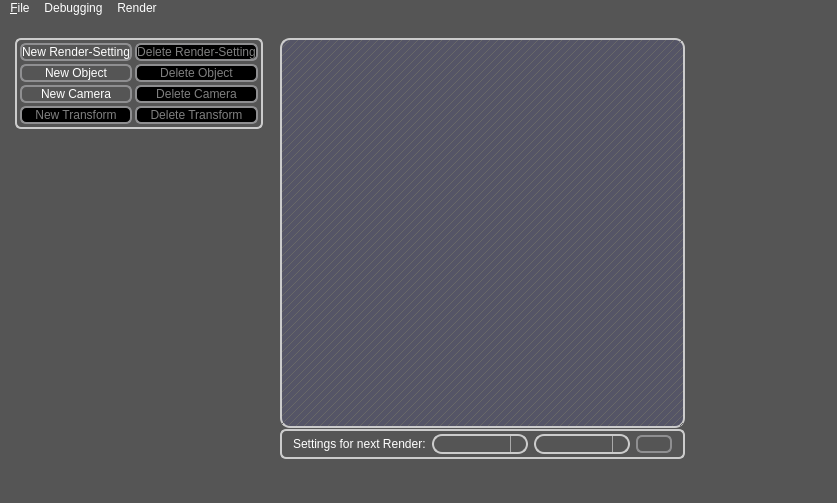
Above: qt-frontend/SimplexGui/mainwindow.ui from phresnel/picogen before the change. Below: the same form after it.
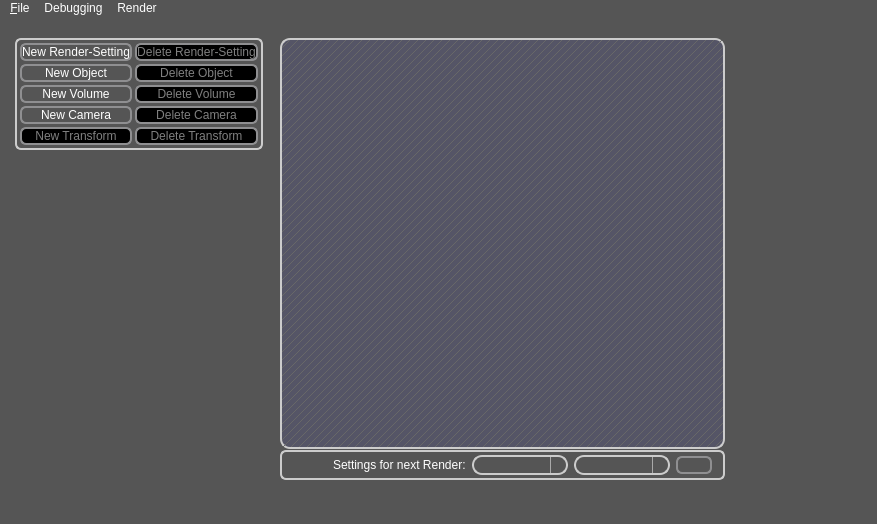
That is the form after the change. Icons and pictures are not drawn. Custom widgets are drawn as their Qt base class.

Commit message: 'add volume' / 'delete volume' buttons in SimplexGui

```diff
--- a/qt-frontend/SimplexGui/mainwindow.ui
+++ b/qt-frontend/SimplexGui/mainwindow.ui
@@ -6,8 +6,8 @@
    <rect>
     <x>0</x>
     <y>0</y>
-    <width>807</width>
-    <height>474</height>
+    <width>877</width>
+    <height>493</height>
    </rect>
   </property>
   <property name="windowTitle">
@@ -287,7 +287,7 @@
              </property>
             </widget>
            </item>
-           <item row="2" column="0">
+           <item row="4" column="0">
             <widget class="QPushButton" name="newCameraButton">
              <property name="enabled">
               <bool>true</bool>
@@ -297,7 +297,7 @@
              </property>
             </widget>
            </item>
-           <item row="2" column="1">
+           <item row="4" column="1">
             <widget class="QPushButton" name="deleteCameraButton">
              <property name="enabled">
               <bool>false</bool>
@@ -307,7 +307,7 @@
              </property>
             </widget>
            </item>
-           <item row="3" column="0">
+           <item row="5" column="0">
             <widget class="QPushButton" name="newSubTransformButton">
              <property name="enabled">
               <bool>false</bool>
@@ -317,7 +317,7 @@
              </property>
             </widget>
            </item>
-           <item row="3" column="1">
+           <item row="5" column="1">
             <widget class="QPushButton" name="deleteSubTransformButton">
              <property name="enabled">
               <bool>false</bool>
@@ -327,6 +327,26 @@
              </property>
             </widget>
            </item>
+           <item row="2" column="0">
+            <widget class="QPushButton" name="newVolumeButton">
+             <property name="enabled">
+              <bool>true</bool>
+             </property>
+             <property name="text">
+              <string>New Volume</string>
+             </property>
+            </widget>
+           </item>
+           <item row="2" column="1">
+            <widget class="QPushButton" name="deleteVolumeButton">
+             <property name="enabled">
+              <bool>false</bool>
+             </property>
+             <property name="text">
+              <string>Delete Volume</string>
+             </property>
+            </widget>
+           </item>
           </layout>
          </widget>
         </item>
@@ -484,8 +504,8 @@
     <rect>
      <x>0</x>
      <y>0</y>
-     <width>807</width>
-     <height>16</height>
+     <width>877</width>
+     <height>19</height>
     </rect>
    </property>
    <widget class="QMenu" name="menuDebugging">
```
The commit also changes 3 other files.
